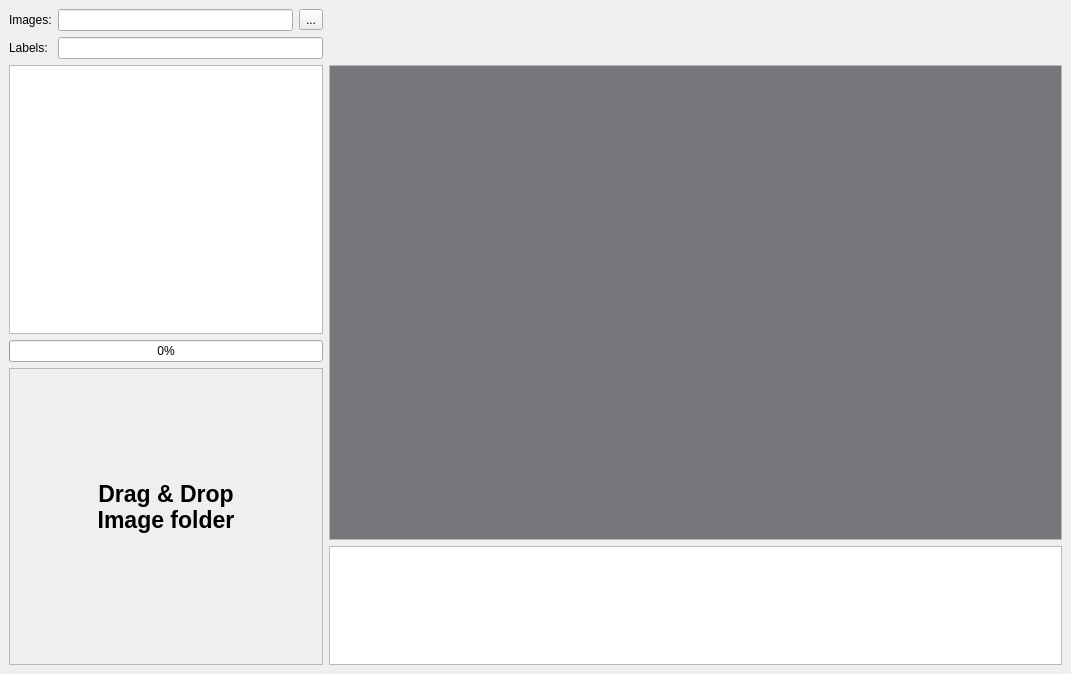
Before: the Qt Designer form mainwindow.ui in youngm1n/Labeling_Yolo, drawn with Qt 5.
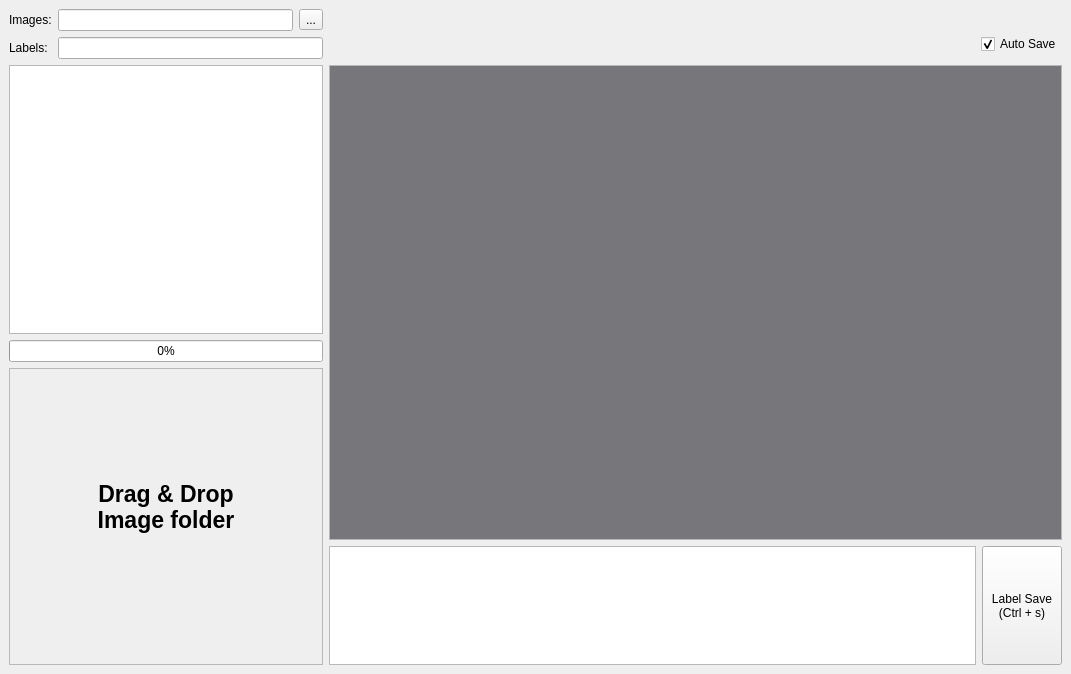
After: the same form once the commit is applied. Custom widgets are drawn as their Qt base class.

Commit message: feat: add label file save

Patch:
```diff
--- a/mainwindow.ui
+++ b/mainwindow.ui
@@ -14,7 +14,7 @@
    <string>Yolo Labeler</string>
   </property>
   <widget class="QWidget" name="centralwidget">
-   <layout class="QGridLayout" name="gridLayout_6" columnstretch="3,7">
+   <layout class="QGridLayout" name="gridLayout" columnstretch="3,7">
     <item row="0" column="0">
      <layout class="QGridLayout" name="gridLayout_5">
       <item row="1" column="0">
@@ -69,6 +69,46 @@
       </item>
      </layout>
     </item>
+    <item row="0" column="1">
+     <layout class="QGridLayout" name="gridLayout_7">
+      <item row="1" column="0">
+       <spacer name="horizontalSpacer">
+        <property name="orientation">
+         <enum>Qt::Horizontal</enum>
+        </property>
+        <property name="sizeHint" stdset="0">
+         <size>
+          <width>40</width>
+          <height>20</height>
+         </size>
+        </property>
+       </spacer>
+      </item>
+      <item row="1" column="1">
+       <widget class="QCheckBox" name="checkBoxAutoSave">
+        <property name="text">
+         <string>Auto Save</string>
+        </property>
+        <property name="checked">
+         <bool>true</bool>
+        </property>
+       </widget>
+      </item>
+      <item row="0" column="0">
+       <spacer name="horizontalSpacer_2">
+        <property name="orientation">
+         <enum>Qt::Horizontal</enum>
+        </property>
+        <property name="sizeHint" stdset="0">
+         <size>
+          <width>40</width>
+          <height>20</height>
+         </size>
+        </property>
+       </spacer>
+      </item>
+     </layout>
+    </item>
     <item row="1" column="0">
      <layout class="QVBoxLayout" name="verticalLayout">
       <item>
@@ -222,8 +262,8 @@
      </layout>
     </item>
     <item row="1" column="1">
-     <layout class="QGridLayout" name="gridLayout" rowstretch="8,2">
-      <item row="0" column="0" colspan="2">
+     <layout class="QVBoxLayout" name="verticalLayout_2" stretch="8,2">
+      <item>
        <widget class="QFrame" name="frame">
         <property name="styleSheet">
          <string notr="true"/>
@@ -263,8 +303,16 @@
         </layout>
        </widget>
       </item>
-      <item row="1" column="0" colspan="2">
+      <item>
+       <layout class="QHBoxLayout" name="horizontalLayout">
+        <item>
        <widget class="QTableWidget" name="tableWidgetLabel">
+          <property name="sizePolicy">
+           <sizepolicy hsizetype="Expanding" vsizetype="Expanding">
+            <horstretch>0</horstretch>
+            <verstretch>0</verstretch>
+           </sizepolicy>
+          </property>
         <property name="focusPolicy">
          <enum>Qt::NoFocus</enum>
         </property>
@@ -299,6 +347,28 @@
          <bool>true</bool>
         </attribute>
        </widget>
+        </item>
+        <item>
+         <widget class="QPushButton" name="pushButtonLabelFileSave">
+          <property name="sizePolicy">
+           <sizepolicy hsizetype="Preferred" vsizetype="Expanding">
+            <horstretch>0</horstretch>
+            <verstretch>0</verstretch>
+           </sizepolicy>
+          </property>
+          <property name="maximumSize">
+           <size>
+            <width>100</width>
+            <height>16777215</height>
+           </size>
+          </property>
+          <property name="text">
+           <string>Label Save
+(Ctrl + s)</string>
+          </property>
+         </widget>
+        </item>
+       </layout>
       </item>
      </layout>
     </item>
```
Lines whose indentation alone changed are shown as unchanged. The commit also changes 6 other files.
